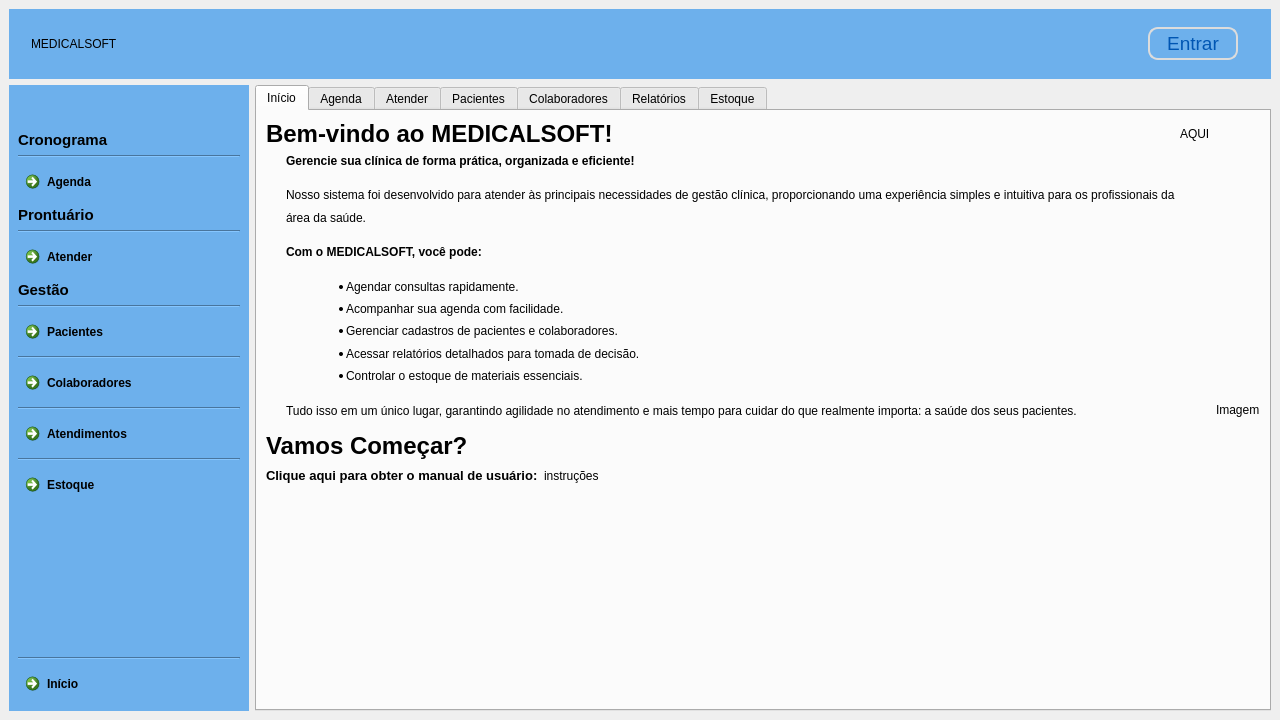
Above: clinica_cpp/mainwindow.ui from juander/Projeto_CPP before the change. Below: the same form after it.
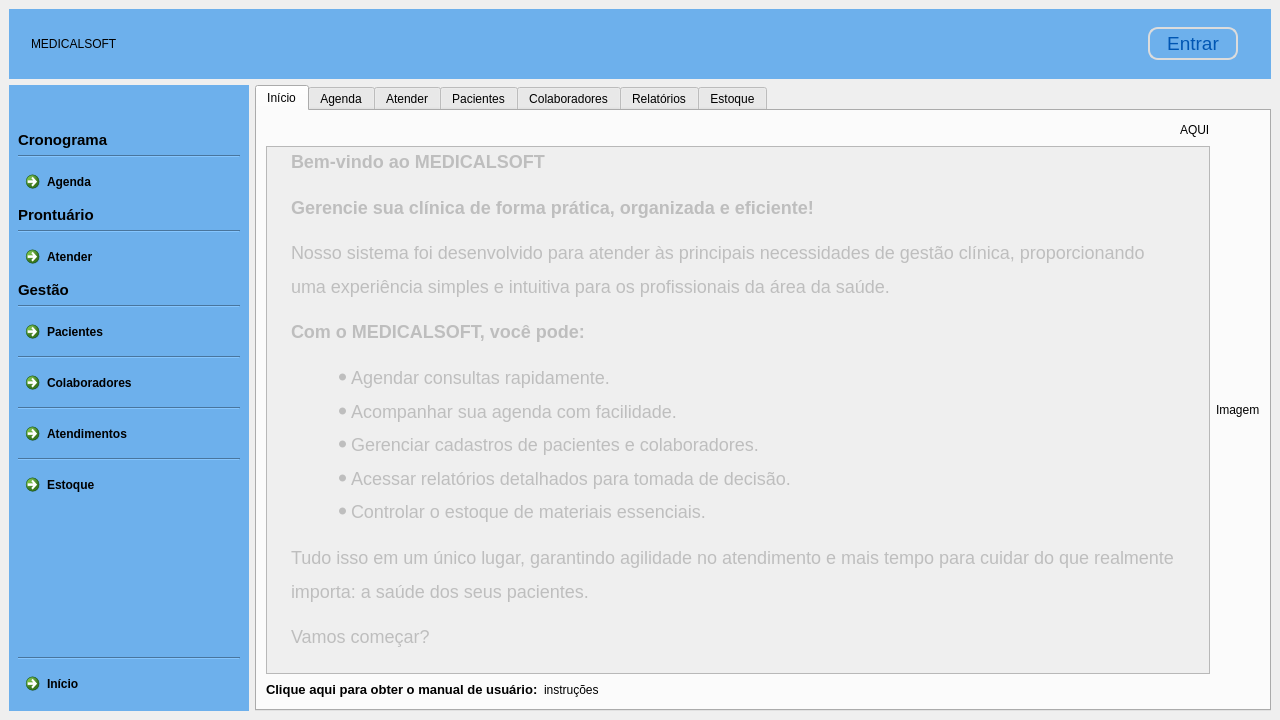
That is the form after the change. Icons and pictures are not drawn.

Commit message: fale a verdade pra mim se voce for homem *cai uma lagrima e começo a desabar em brandos

Diff of the .ui file:
```diff
--- a/clinica_cpp/mainwindow.ui
+++ b/clinica_cpp/mainwindow.ui
@@ -2733,13 +2733,6 @@
                <layout class="QVBoxLayout" name="verticalLayout_7">
                 <item>
                  <layout class="QHBoxLayout" name="horizontalLayout_23">
-                  <item>
-                   <widget class="QLabel" name="label_9">
-                    <property name="text">
-                     <string>&lt;html&gt;&lt;head/&gt;&lt;body&gt;&lt;p&gt;&lt;span style=&quot; font-size:18pt; font-weight:700;&quot;&gt;Bem-vindo ao MEDICALSOFT!&lt;/span&gt;&lt;/p&gt;&lt;/body&gt;&lt;/html&gt;</string>
-                    </property>
-                   </widget>
-                  </item>
                   <item>
                    <spacer name="horizontalSpacer_17">
                     <property name="orientation">
@@ -2763,72 +2756,30 @@
                  </layout>
                 </item>
                 <item>
-                 <widget class="QLabel" name="label_16">
-                  <property name="sizePolicy">
-                   <sizepolicy hsizetype="Expanding" vsizetype="Expanding">
-                    <horstretch>0</horstretch>
-                    <verstretch>0</verstretch>
-                   </sizepolicy>
-                  </property>
-                  <property name="acceptDrops">
+                 <widget class="QTextEdit" name="textEdit_2">
+                  <property name="enabled">
                    <bool>false</bool>
                   </property>
-                  <property name="text">
-                   <string>&lt;!DOCTYPE html&gt;
-&lt;html lang=&quot;pt-BR&quot;&gt;
-&lt;head&gt;
-    &lt;meta charset=&quot;UTF-8&quot;&gt;
-    &lt;meta name=&quot;viewport&quot; content=&quot;width=device-width, initial-scale=1.0&quot;&gt;
-    &lt;title&gt;MedicalSoft&lt;/title&gt;
-    &lt;style&gt;
-        body {
-            font-family: Arial, sans-serif;
-            line-height: 1.6;
-            margin: 20px;
-        }
-        h1 {
-            font-size: 1.5em;
-        }
-        ul {
-            list-style-type: disc;
-            margin-left: 20px;
-        }
-    &lt;/style&gt;
-&lt;/head&gt;
-&lt;body&gt;
-    &lt;p&gt;&lt;strong&gt;Gerencie sua clínica de forma prática, organizada e eficiente!&lt;strong&gt;&lt;/p&gt;
-    &lt;p&gt;
-        Nosso sistema foi desenvolvido para atender às principais necessidades
-        de gestão clínica, proporcionando uma experiência simples e intuitiva para
-        os profissionais da área da saúde.
-    &lt;/p&gt;
-    &lt;p&gt;&lt;strong&gt;Com o MEDICALSOFT, você pode:&lt;/strong&gt;&lt;/p&gt;
-    &lt;ul&gt;
-        &lt;li&gt;Agendar consultas rapidamente.&lt;/li&gt;
-        &lt;li&gt;Acompanhar sua agenda com facilidade.&lt;/li&gt;
-        &lt;li&gt;Gerenciar cadastros de pacientes e colaboradores.&lt;/li&gt;
-        &lt;li&gt;Acessar relatórios detalhados para tomada de decisão.&lt;/li&gt;
-        &lt;li&gt;Controlar o estoque de materiais essenciais.&lt;/li&gt;
-    &lt;/ul&gt;
-    &lt;p&gt;
-        Tudo isso em um único lugar, garantindo agilidade no atendimento e mais
-        tempo para cuidar do que realmente importa: a saúde dos seus pacientes.
-    &lt;/p&gt;
-&lt;/body&gt;
-&lt;/html&gt;</string>
-                  </property>
-                  <property name="scaledContents">
-                   <bool>false</bool>
-                  </property>
-                  <property name="wordWrap">
-                   <bool>true</bool>
-                  </property>
-                 </widget>
-                </item>
-                <item>
-                 <widget class="QLabel" name="label_36">
-                  <property name="text">
-                   <string>&lt;html&gt;&lt;head/&gt;&lt;body&gt;&lt;p&gt;&lt;span style=&quot; font-size:18pt; font-weight:500;&quot;&gt;Vamos Começar?&lt;/span&gt;&lt;/p&gt;&lt;/body&gt;&lt;/html&gt;</string>
+                  <property name="html">
+                   <string>&lt;!DOCTYPE HTML PUBLIC &quot;-//W3C//DTD HTML 4.0//EN&quot; &quot;http://www.w3.org/TR/REC-html40/strict.dtd&quot;&gt;
+&lt;html&gt;&lt;head&gt;&lt;meta name=&quot;qrichtext&quot; content=&quot;1&quot; /&gt;&lt;meta charset=&quot;utf-8&quot; /&gt;&lt;title&gt;MedicalSoft&lt;/title&gt;&lt;style type=&quot;text/css&quot;&gt;
+p, li { white-space: pre-wrap; }
+hr { height: 1px; border-width: 0; }
+li.unchecked::marker { content: &quot;\2610&quot;; }
+li.checked::marker { content: &quot;\2612&quot;; }
+&lt;/style&gt;&lt;/head&gt;&lt;body style=&quot; font-family:'Segoe UI'; font-size:9pt; font-weight:400; font-style:normal;&quot;&gt;
+&lt;p style=&quot; margin-top:20px; margin-bottom:12px; margin-left:20px; margin-right:20px; -qt-block-indent:0; text-indent:0px; line-height:160%;&quot;&gt;&lt;span style=&quot; font-family:'Arial','sans-serif'; font-size:18px; font-weight:700;&quot;&gt;Bem-vindo ao MEDICALSOFT&lt;/span&gt;&lt;span style=&quot; font-family:'Arial','sans-serif'; font-size:18px;&quot;&gt; &lt;/span&gt;&lt;/p&gt;
+&lt;p style=&quot; margin-top:12px; margin-bottom:12px; margin-left:20px; margin-right:20px; -qt-block-indent:0; text-indent:0px; line-height:160%;&quot;&gt;&lt;span style=&quot; font-family:'Arial','sans-serif'; font-size:18px; font-weight:700;&quot;&gt;Gerencie sua clínica de forma prática, organizada e eficiente!&lt;/span&gt;&lt;span style=&quot; font-family:'Arial','sans-serif'; font-size:18px;&quot;&gt; &lt;/span&gt;&lt;/p&gt;
+&lt;p style=&quot; margin-top:12px; margin-bottom:12px; margin-left:20px; margin-right:20px; -qt-block-indent:0; text-indent:0px; line-height:160%;&quot;&gt;&lt;span style=&quot; font-family:'Arial','sans-serif'; font-size:18px;&quot;&gt;Nosso sistema foi desenvolvido para atender às principais necessidades de gestão clínica, proporcionando uma experiência simples e intuitiva para os profissionais da área da saúde. &lt;/span&gt;&lt;/p&gt;
+&lt;p style=&quot; margin-top:12px; margin-bottom:12px; margin-left:20px; margin-right:20px; -qt-block-indent:0; text-indent:0px; line-height:160%;&quot;&gt;&lt;span style=&quot; font-family:'Arial','sans-serif'; font-size:18px; font-weight:700;&quot;&gt;Com o MEDICALSOFT, você pode:&lt;/span&gt;&lt;span style=&quot; font-family:'Arial','sans-serif'; font-size:18px;&quot;&gt; &lt;/span&gt;&lt;/p&gt;
+&lt;ul style=&quot;margin-top: 0px; margin-bottom: 0px; margin-left: 0px; margin-right: 0px; -qt-list-indent: 1;&quot;&gt;
+&lt;li style=&quot; font-family:'Arial','sans-serif'; font-size:18px;&quot; style=&quot; margin-top:12px; margin-bottom:0px; margin-left:40px; margin-right:20px; -qt-block-indent:0; text-indent:0px; line-height:160%;&quot;&gt;Agendar consultas rapidamente. &lt;/li&gt;
+&lt;li style=&quot; font-family:'Arial','sans-serif'; font-size:18px;&quot; style=&quot; margin-top:0px; margin-bottom:0px; margin-left:40px; margin-right:20px; -qt-block-indent:0; text-indent:0px; line-height:160%;&quot;&gt;Acompanhar sua agenda com facilidade. &lt;/li&gt;
+&lt;li style=&quot; font-family:'Arial','sans-serif'; font-size:18px;&quot; style=&quot; margin-top:0px; margin-bottom:0px; margin-left:40px; margin-right:20px; -qt-block-indent:0; text-indent:0px; line-height:160%;&quot;&gt;Gerenciar cadastros de pacientes e colaboradores. &lt;/li&gt;
+&lt;li style=&quot; font-family:'Arial','sans-serif'; font-size:18px;&quot; style=&quot; margin-top:0px; margin-bottom:0px; margin-left:40px; margin-right:20px; -qt-block-indent:0; text-indent:0px; line-height:160%;&quot;&gt;Acessar relatórios detalhados para tomada de decisão. &lt;/li&gt;
+&lt;li style=&quot; font-family:'Arial','sans-serif'; font-size:18px;&quot; style=&quot; margin-top:0px; margin-bottom:12px; margin-left:40px; margin-right:20px; -qt-block-indent:0; text-indent:0px; line-height:160%;&quot;&gt;Controlar o estoque de materiais essenciais. &lt;/li&gt;&lt;/ul&gt;
+&lt;p style=&quot; margin-top:12px; margin-bottom:12px; margin-left:20px; margin-right:20px; -qt-block-indent:0; text-indent:0px; line-height:160%;&quot;&gt;&lt;span style=&quot; font-family:'Arial','sans-serif'; font-size:18px;&quot;&gt;Tudo isso em um único lugar, garantindo agilidade no atendimento e mais tempo para cuidar do que realmente importa: a saúde dos seus pacientes. &lt;/span&gt;&lt;/p&gt;
+&lt;p style=&quot; margin-top:12px; margin-bottom:12px; margin-left:20px; margin-right:20px; -qt-block-indent:0; text-indent:0px; line-height:160%;&quot;&gt;&lt;span style=&quot; font-family:'Arial','sans-serif'; font-size:18px;&quot;&gt;Vamos começar?&lt;/span&gt;&lt;/p&gt;&lt;/body&gt;&lt;/html&gt;</string>
                   </property>
                  </widget>
                 </item>
@@ -2863,19 +2814,6 @@
                   </item>
                  </layout>
                 </item>
-                <item>
-                 <spacer name="verticalSpacer_10">
-                  <property name="orientation">
-                   <enum>Qt::Orientation::Vertical</enum>
-                  </property>
-                  <property name="sizeHint" stdset="0">
-                   <size>
-                    <width>20</width>
-                    <height>40</height>
-                   </size>
-                  </property>
-                 </spacer>
-                </item>
                </layout>
               </item>
               <item>
```
The commit also changes 1 other file.
